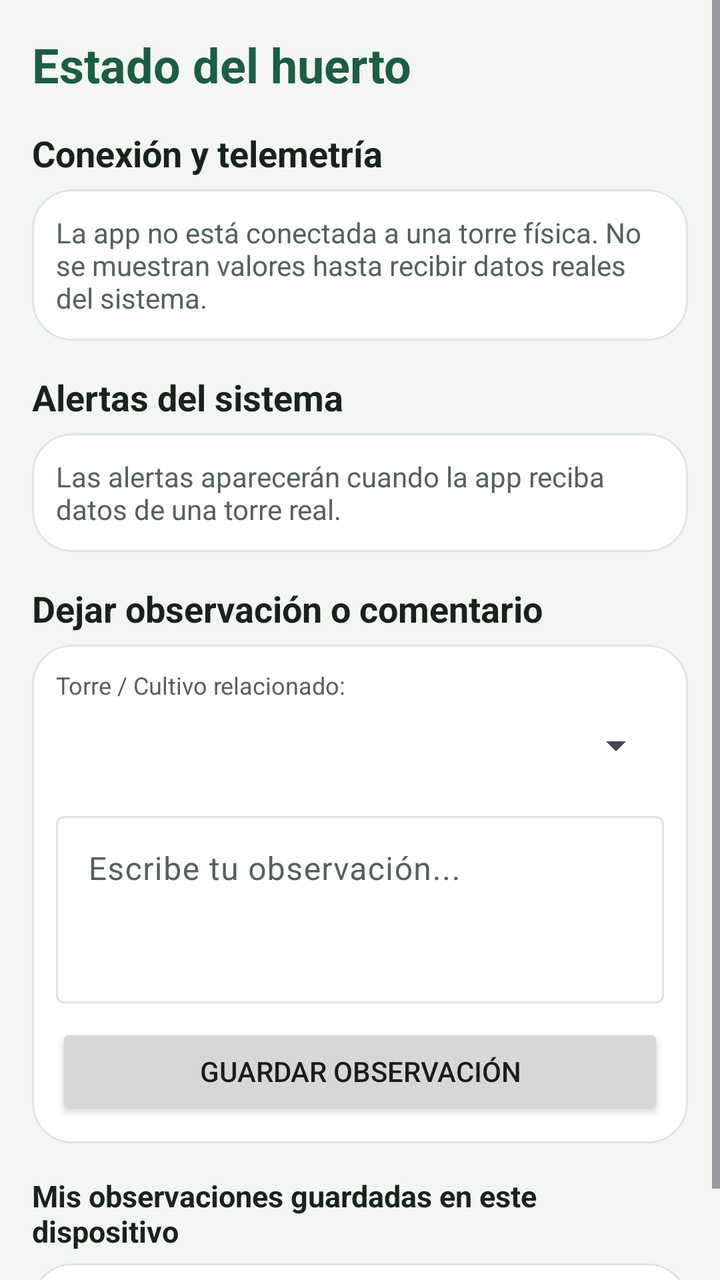
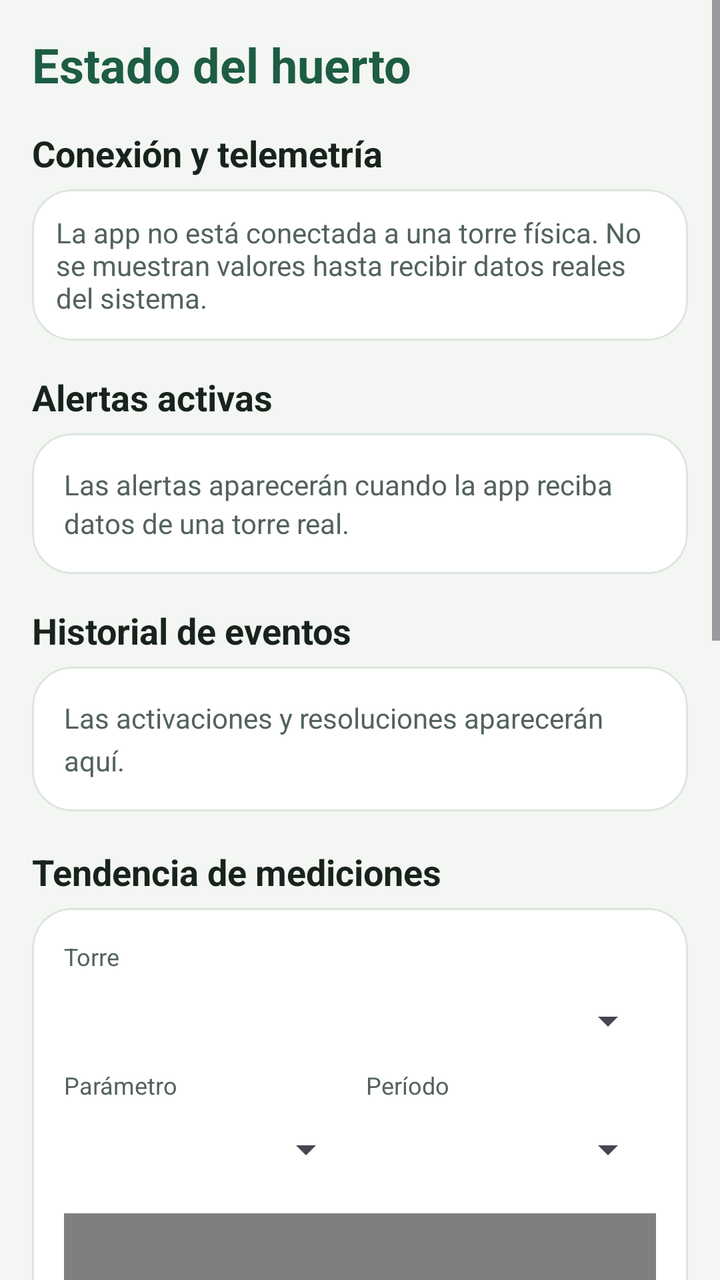

An Android layout rendered at two revisions. The XML below is the earlier revision; the diff shows what the commit changed to produce the second picture.
<!-- AndroidManifest.xml: application theme Theme.HidroSmart -->
<!-- res/layout/fragment_historial.xml -->
<?xml version="1.0" encoding="utf-8"?>
<ScrollView xmlns:android="http://schemas.android.com/apk/res/android"
    xmlns:app="http://schemas.android.com/apk/res-auto"
    android:layout_width="match_parent"
    android:layout_height="match_parent"
    android:background="@color/fondo_pantalla"
    android:fillViewport="true">

    <LinearLayout
        android:layout_width="match_parent"
        android:layout_height="wrap_content"
        android:orientation="vertical"
        android:padding="16dp">

        <TextView
            android:layout_width="wrap_content"
            android:layout_height="wrap_content"
            android:text="@string/historial_titulo"
            android:textColor="@color/verde_primario"
            android:textSize="24sp"
            android:textStyle="bold" />

        
        <TextView
            android:layout_width="wrap_content"
            android:layout_height="wrap_content"
            android:layout_marginTop="16dp"
            android:text="@string/historial_estadisticas"
            android:textColor="@color/texto_principal"
            android:textSize="18sp"
            android:textStyle="bold" />

        <com.google.android.material.card.MaterialCardView
            android:layout_width="match_parent"
            android:layout_height="wrap_content"
            android:layout_marginTop="6dp"
            app:cardCornerRadius="20dp"
            app:cardElevation="0dp">

            <LinearLayout
                android:layout_width="match_parent"
                android:layout_height="wrap_content"
                android:orientation="vertical"
                android:padding="12dp">

                <TextView
                    android:id="@+id/tvEstadoConexion"
                    android:layout_width="wrap_content"
                    android:layout_height="wrap_content"
                    android:text="@string/historial_sin_conexion"
                    android:textColor="@color/texto_secundario"
                    android:textSize="14sp" />
            </LinearLayout>
        </com.google.android.material.card.MaterialCardView>

        <TextView
            android:layout_width="wrap_content"
            android:layout_height="wrap_content"
            android:layout_marginTop="16dp"
            android:text="@string/historial_alertas_titulo"
            android:textColor="@color/texto_principal"
            android:textSize="18sp"
            android:textStyle="bold" />

        <com.google.android.material.card.MaterialCardView
            android:layout_width="match_parent"
            android:layout_height="wrap_content"
            android:layout_marginTop="6dp"
            app:cardCornerRadius="20dp"
            app:cardElevation="0dp">

            <TextView
                android:id="@+id/tvAlertasReales"
                android:layout_width="match_parent"
                android:layout_height="wrap_content"
                android:padding="12dp"
                android:text="@string/historial_alertas_sin_conexion"
                android:textColor="@color/texto_secundario"
                android:textSize="14sp" />
        </com.google.android.material.card.MaterialCardView>

        
        <TextView
            android:layout_width="wrap_content"
            android:layout_height="wrap_content"
            android:layout_marginTop="16dp"
            android:text="@string/historial_dejar_observacion"
            android:textColor="@color/texto_principal"
            android:textSize="18sp"
            android:textStyle="bold" />

        <com.google.android.material.card.MaterialCardView
            android:layout_width="match_parent"
            android:layout_height="wrap_content"
            android:layout_marginTop="6dp"
            app:cardCornerRadius="20dp"
            app:cardElevation="0dp">

            <LinearLayout
                android:layout_width="match_parent"
                android:layout_height="wrap_content"
                android:orientation="vertical"
                android:padding="12dp">

                <TextView
                    android:layout_width="wrap_content"
                    android:layout_height="wrap_content"
                    android:text="@string/historial_torre_relacionada"
                    android:textColor="@color/texto_secundario"
                    android:textSize="12sp" />

                <Spinner
                    android:id="@+id/spnTorreComentario"
                    android:layout_width="match_parent"
                    android:layout_height="44dp" />

                <com.google.android.material.textfield.TextInputLayout
                    android:layout_width="match_parent"
                    android:layout_height="wrap_content"
                    android:layout_marginTop="8dp"
                    android:hint="@string/historial_hint_observacion">

                    <com.google.android.material.textfield.TextInputEditText
                        android:id="@+id/etComentario"
                        android:layout_width="match_parent"
                        android:layout_height="wrap_content"
                        android:gravity="top"
                        android:lines="3" />
                </com.google.android.material.textfield.TextInputLayout>

                <Button
                    android:id="@+id/btnEnviarComentario"
                    android:layout_width="match_parent"
                    android:layout_height="wrap_content"
                    android:layout_marginTop="10dp"
                    android:text="@string/historial_enviar_comentario" />

            </LinearLayout>
        </com.google.android.material.card.MaterialCardView>

        <TextView
            android:layout_width="wrap_content"
            android:layout_height="wrap_content"
            android:layout_marginTop="16dp"
            android:text="@string/historial_observaciones_guardadas"
            android:textColor="@color/texto_principal"
            android:textSize="15sp"
            android:textStyle="bold" />

        <com.google.android.material.card.MaterialCardView
            android:layout_width="match_parent"
            android:layout_height="wrap_content"
            android:layout_marginTop="6dp"
            app:cardCornerRadius="20dp"
            app:cardElevation="0dp">

            <TextView
                android:id="@+id/tvObservacionesGuardadas"
                android:layout_width="match_parent"
                android:layout_height="wrap_content"
                android:padding="12dp"
                android:text="@string/historial_sin_observaciones"
                android:textColor="@color/texto_secundario"
                android:textSize="13sp" />
        </com.google.android.material.card.MaterialCardView>

    </LinearLayout>
</ScrollView>
<!-- resources referenced by this layout -->
<resources>
  <color name="fondo_pantalla">#F3F6F2</color>
  <color name="texto_principal">#18231D</color>
  <color name="texto_secundario">#53635A</color>
  <color name="verde_primario">#1D5C45</color>
  <string name="historial_alertas_sin_conexion">Las alertas aparecerán cuando la app reciba datos de una torre real.</string>
  <string name="historial_alertas_titulo">Alertas del sistema</string>
  <string name="historial_dejar_observacion">Dejar observación o comentario</string>
  <string name="historial_enviar_comentario">Guardar observación</string>
  <string name="historial_estadisticas">Conexión y telemetría</string>
  <string name="historial_hint_observacion">Escribe tu observación...</string>
  <string name="historial_observaciones_guardadas">Mis observaciones guardadas en este dispositivo</string>
  <string name="historial_sin_conexion">La app no está conectada a una torre física. No se muestran valores hasta recibir datos reales del sistema.</string>
  <string name="historial_sin_observaciones">Todavía no tienes observaciones guardadas.</string>
  <string name="historial_titulo">Estado del huerto</string>
  <string name="historial_torre_relacionada">Torre / Cultivo relacionado:</string>
  <style name="Theme.HidroSmart" parent="Base.Theme.HidroSmart" />
  <color name="verde_primario_variante">#123F30</color>
  <color name="white">#FFFFFFFF</color>
  <color name="verde_claro">#E5F1E9</color>
  <color name="verde_secundario">#417A62</color>
  <color name="superficie_tarjeta">#FFFFFF</color>
  <color name="divisor">#DCE5DD</color>
  <color name="alerta_error">#B3261E</color>
  <style name="Widget.Hidro.Card" parent="Widget.MaterialComponents.CardView">
          <item name="cardCornerRadius">20dp</item>
          <item name="cardElevation">0dp</item>
          <item name="cardBackgroundColor">@color/superficie_tarjeta</item>
          <item name="strokeWidth">1dp</item>
          <item name="strokeColor">@color/divisor</item>
      </style>
  <style name="Widget.HidroSmart.Button" parent="Widget.Material3.Button">
          <item name="cornerRadius">16dp</item>
          <item name="android:textAllCaps">false</item>
      </style>
  <style name="Widget.HidroSmart.Button.Outlined" parent="Widget.Material3.Button.OutlinedButton">
          <item name="cornerRadius">16dp</item>
          <item name="android:textAllCaps">false</item>
      </style>
  <!-- unchanged entries left out for length: 1 -->
</resources>

<!-- the commit's change to res/layout/fragment_historial.xml (unified diff, before → after) -->
@@ -69,15 +69,149 @@
             app:cardCornerRadius="20dp"
             app:cardElevation="0dp">
 
+            <LinearLayout
+                android:layout_width="match_parent"
+                android:layout_height="wrap_content"
+                android:orientation="vertical"
+                android:padding="16dp">
+
+                <TextView
+                    android:id="@+id/tvAlertasReales"
+                    android:layout_width="match_parent"
+                    android:layout_height="wrap_content"
+                    android:lineSpacingExtra="3dp"
+                    android:text="@string/historial_alertas_sin_conexion"
+                    android:textColor="@color/texto_secundario"
+                    android:textSize="14sp" />
+
+                <com.google.android.material.button.MaterialButton
+                    android:id="@+id/btnAtenderAlertas"
+                    style="?attr/materialButtonOutlinedStyle"
+                    android:layout_width="match_parent"
+                    android:layout_height="wrap_content"
+                    android:layout_marginTop="8dp"
+                    android:text="@string/historial_atender_alertas"
+                    android:visibility="gone" />
+            </LinearLayout>
+        </com.google.android.material.card.MaterialCardView>
+
+        <LinearLayout
+            android:id="@+id/layoutHistorialEventos"
+            android:layout_width="match_parent"
+            android:layout_height="wrap_content"
+            android:orientation="vertical">
+
             <TextView
-                android:id="@+id/tvAlertasReales"
-                android:layout_width="match_parent"
-                android:layout_height="wrap_content"
-                android:padding="12dp"
-                android:text="@string/historial_alertas_sin_conexion"
-                android:textColor="@color/texto_secundario"
-                android:textSize="14sp" />
-        </com.google.android.material.card.MaterialCardView>
+                android:layout_width="wrap_content"
+                android:layout_height="wrap_content"
+                android:layout_marginTop="16dp"
+                android:text="@string/historial_eventos_titulo"
+                android:textColor="@color/texto_principal"
+                android:textSize="18sp"
+                android:textStyle="bold" />
+
+            <com.google.android.material.card.MaterialCardView
+                android:layout_width="match_parent"
+                android:layout_height="wrap_content"
+                android:layout_marginTop="6dp"
+                app:cardCornerRadius="20dp"
+                app:cardElevation="0dp">
+
+                <TextView
+                    android:id="@+id/tvHistorialEventos"
+                    android:layout_width="match_parent"
+                    android:layout_height="wrap_content"
+                    android:lineSpacingExtra="5dp"
+                    android:padding="16dp"
+                    android:text="@string/historial_eventos_vacio"
+                    android:textColor="@color/texto_secundario"
+                    android:textSize="14sp" />
+            </com.google.android.material.card.MaterialCardView>
+        </LinearLayout>
+
+        <LinearLayout
+            android:id="@+id/layoutGraficoMediciones"
+            android:layout_width="match_parent"
+            android:layout_height="wrap_content"
+            android:orientation="vertical">
+
+            <TextView
+                android:layout_width="wrap_content"
+                android:layout_height="wrap_content"
+                android:layout_marginTop="18dp"
+                android:text="@string/historial_tendencias_titulo"
+                android:textColor="@color/texto_principal"
+                android:textSize="18sp"
+                android:textStyle="bold" />
+
+            <com.google.android.material.card.MaterialCardView
+                android:layout_width="match_parent"
+                android:layout_height="wrap_content"
+                android:layout_marginTop="6dp"
+                app:cardCornerRadius="20dp"
+                app:cardElevation="0dp">
+
+                <LinearLayout
+                    android:layout_width="match_parent"
+                    android:layout_height="wrap_content"
+                    android:orientation="vertical"
+                    android:padding="16dp">
+
+                    <TextView
+                        android:layout_width="wrap_content"
+                        android:layout_height="wrap_content"
+                        android:text="@string/historial_filtro_torre"
+                        android:textColor="@color/texto_secundario"
+                        android:textSize="12sp" />
+
+                    <Spinner
+                        android:id="@+id/spnTorreGrafico"
+                        android:layout_width="match_parent"
+                        android:layout_height="48dp" />
+
+                    <LinearLayout
+                        android:layout_width="match_parent"
+                        android:layout_height="wrap_content"
+                        android:orientation="horizontal">
+
+                        <LinearLayout
+                            android:layout_width="0dp"
+                            android:layout_height="wrap_content"
+                            android:layout_marginEnd="6dp"
+                            android:orientation="vertical"
+                            android:layout_weight="1">
+                            <TextView android:layout_width="wrap_content" android:layout_height="wrap_content" android:text="@string/historial_filtro_variable" android:textColor="@color/texto_secundario" android:textSize="12sp" />
+                            <Spinner android:id="@+id/spnVariableGrafico" android:layout_width="match_parent" android:layout_height="48dp" />
+                        </LinearLayout>
+
+                        <LinearLayout
+                            android:layout_width="0dp"
+                            android:layout_height="wrap_content"
+                            android:orientation="vertical"
+                            android:layout_weight="1">
+                            <TextView android:layout_width="wrap_content" android:layout_height="wrap_content" android:text="@string/historial_filtro_periodo" android:textColor="@color/texto_secundario" android:textSize="12sp" />
+                            <Spinner android:id="@+id/spnPeriodoGrafico" android:layout_width="match_parent" android:layout_height="48dp" />
+                        </LinearLayout>
+                    </LinearLayout>
+
+                    <com.devst.hidrosmart.view.GraficoMedicionesView
+                        android:id="@+id/graficoMediciones"
+                        android:layout_width="match_parent"
+                        android:layout_height="210dp"
+                        android:layout_marginTop="8dp"
+                        android:contentDescription="@string/historial_grafico_descripcion" />
+
+                    <TextView
+                        android:id="@+id/tvResumenMediciones"
+                        android:layout_width="match_parent"
+                        android:layout_height="wrap_content"
+                        android:gravity="center"
+                        android:text="@string/historial_grafico_esperando"
+                        android:textColor="@color/texto_secundario"
+                        android:textSize="13sp" />
+                </LinearLayout>
+            </com.google.android.material.card.MaterialCardView>
+        </LinearLayout>
 
         
         <TextView
@@ -139,6 +273,7 @@
         </com.google.android.material.card.MaterialCardView>
 
         <TextView
+            android:id="@+id/tvTituloObservaciones"
             android:layout_width="wrap_content"
             android:layout_height="wrap_content"
             android:layout_marginTop="16dp"
<!-- resource entries referenced after the edit -->
@@ -5,14 +5,23 @@
   <color name="texto_secundario">#53635A</color>
   <color name="verde_primario">#1D5C45</color>
   <string name="historial_alertas_sin_conexion">Las alertas aparecerán cuando la app reciba datos de una torre real.</string>
-  <string name="historial_alertas_titulo">Alertas del sistema</string>
+  <string name="historial_alertas_titulo">Alertas activas</string>
+  <string name="historial_atender_alertas">Marcar alertas como revisadas</string>
   <string name="historial_dejar_observacion">Dejar observación o comentario</string>
   <string name="historial_enviar_comentario">Guardar observación</string>
   <string name="historial_estadisticas">Conexión y telemetría</string>
+  <string name="historial_eventos_titulo">Historial de eventos</string>
+  <string name="historial_eventos_vacio">Las activaciones y resoluciones aparecerán aquí.</string>
+  <string name="historial_filtro_periodo">Período</string>
+  <string name="historial_filtro_torre">Torre</string>
+  <string name="historial_filtro_variable">Parámetro</string>
+  <string name="historial_grafico_descripcion">Gráfico de tendencia de mediciones de la torre seleccionada.</string>
+  <string name="historial_grafico_esperando">Una muestra cada 30 s; se conservan las últimas 24 h mientras la app está activa.</string>
   <string name="historial_hint_observacion">Escribe tu observación...</string>
   <string name="historial_observaciones_guardadas">Mis observaciones guardadas en este dispositivo</string>
   <string name="historial_sin_conexion">La app no está conectada a una torre física. No se muestran valores hasta recibir datos reales del sistema.</string>
   <string name="historial_sin_observaciones">Todavía no tienes observaciones guardadas.</string>
+  <string name="historial_tendencias_titulo">Tendencia de mediciones</string>
   <string name="historial_titulo">Estado del huerto</string>
   <string name="historial_torre_relacionada">Torre / Cultivo relacionado:</string>
   <style name="Theme.HidroSmart" parent="Base.Theme.HidroSmart" />
